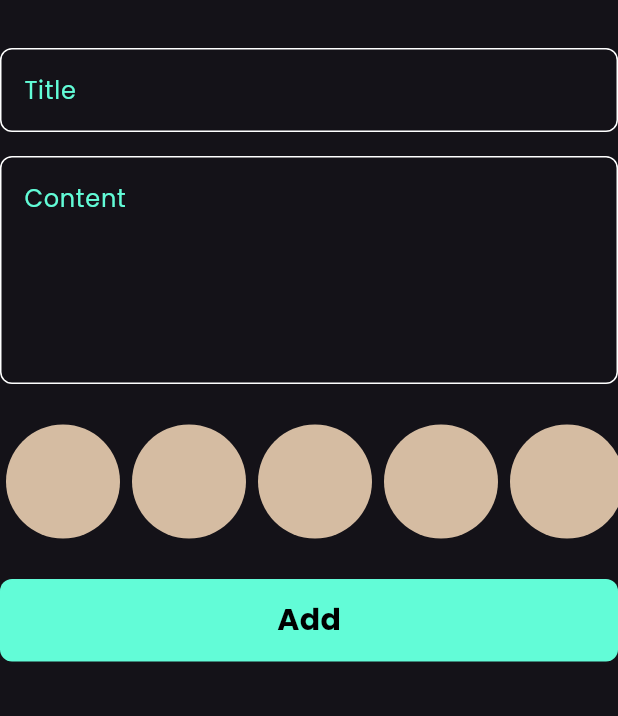
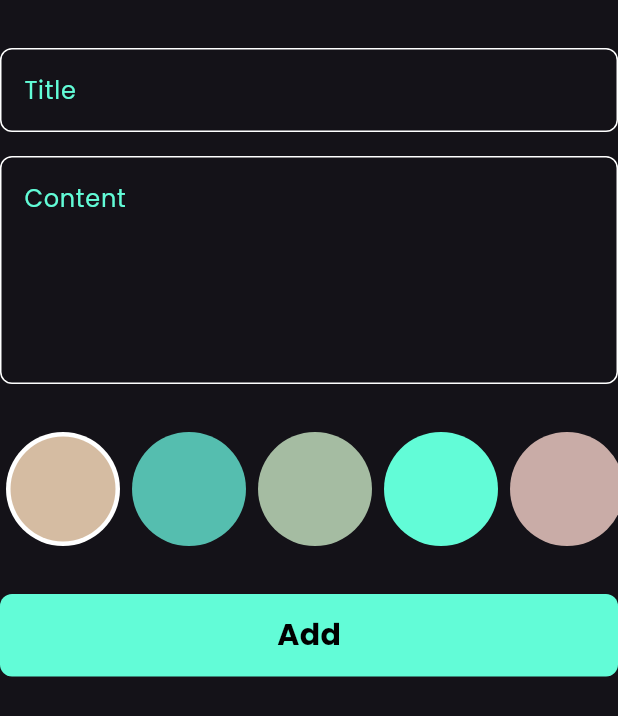
Before and after one commit to Ziad112002/notes_app, a Flutter app: the AddNoteForm widget shown alone on an empty page, opened directly, on a phone screen of 412 x 824 dp. Shown: the top 716 px of the screen. Run offline on Flutter 3.47's test engine with Material 3 defaults, Android fonts, the phone set to English and light mode, and no system bars; our stand-ins replace bloc, flutter_bloc, hive, hive_flutter; accounts and stored records are empty.

Commit message:
create colors list view part two

```diff
--- a/lib/widgets/add_note_form.dart
+++ b/lib/widgets/add_note_form.dart
@@ -48,11 +48,11 @@ class _AddNoteFormState extends State<AddNoteForm> {
             maxLines: 5,
           ),
           const SizedBox(
-            height: 25,
+            height: 30,
           ),
-          ColorListView(),
+          const ColorListView(),
           const SizedBox(
-            height: 25,
+            height: 30,
           ),
           BlocBuilder<AddNoteCubit, AddNoteState>(
             builder: (context, state) {
@@ -67,7 +67,7 @@ class _AddNoteFormState extends State<AddNoteForm> {
                         title: title!,
                         subTitle: subTitle!,
                         date: date,
-                        color: Color(0xffd5bca2).value);
+                        color: const Color(0xffd5bca2).value);
                     BlocProvider.of<AddNoteCubit>(context).addNote(noteModel);
                   } else {
                     autovalidateMode = AutovalidateMode.always;
--- a/lib/widgets/colors_list_view.dart
+++ b/lib/widgets/colors_list_view.dart
@@ -1,32 +1,68 @@
 import 'package:flutter/material.dart';
+import 'package:notes_app/constants.dart';
 
 class ColorItem extends StatelessWidget {
-  const ColorItem({super.key});
+  const ColorItem({super.key, required this.isActive, required this.color});
+  final bool isActive;
+  final Color color;
 
   @override
   Widget build(BuildContext context) {
-    return const CircleAvatar(
-      backgroundColor: Color(0xffd5bca2),
-      radius: 38,
-    );
+    return isActive
+        ? CircleAvatar(
+            backgroundColor: Colors.white,
+            radius: 38,
+            child: CircleAvatar(
+              backgroundColor: color,
+              radius: 35,
+            ),
+          )
+        : CircleAvatar(
+            backgroundColor: color,
+            radius: 38,
+          );
   }
 }
 
-class ColorListView extends StatelessWidget {
+class ColorListView extends StatefulWidget {
   const ColorListView({super.key});
 
+  @override
+  State<ColorListView> createState() => _ColorListViewState();
+}
+
+class _ColorListViewState extends State<ColorListView> {
+  int currentIndex = 0;
+  List<Color> color = const [
+    Color(0xffd5bca2),
+    Color(0xff55beaf),
+    Color(0xffa5bca2),
+    kPrimaryColor,
+    Color.fromARGB(255, 201, 172, 167),
+    Color(0xff4859bd),
+    Color(0xffdf4f4d),
+  ];
   @override
   Widget build(BuildContext context) {
     return SizedBox(
       height: 80,
       child: ListView.builder(
         itemBuilder: (context, index) {
-          return const Padding(
-            padding: EdgeInsets.symmetric(horizontal: 4.0),
-            child: ColorItem(),
+          return Padding(
+            padding: const EdgeInsets.symmetric(horizontal: 4.0),
+            child: GestureDetector(
+              onTap: () {
+                currentIndex = index;
+                setState(() {});
+              },
+              child: ColorItem(
+                color: color[index],
+                isActive: currentIndex == index,
+              ),
+            ),
           );
         },
-        itemCount: 10,
+        itemCount: color.length,
         scrollDirection: Axis.horizontal,
       ),
     );
```
